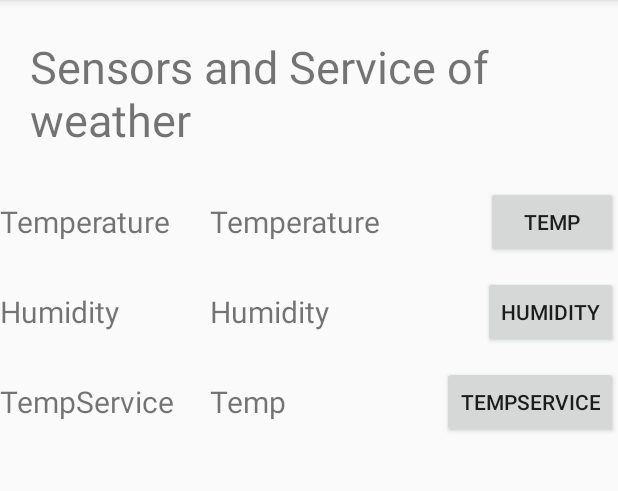
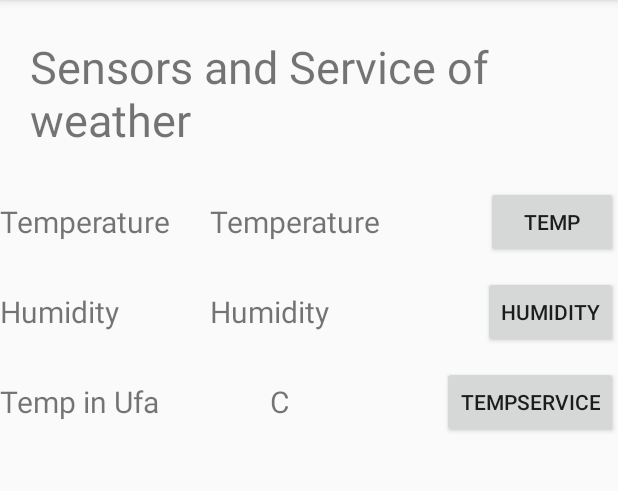
Before and after one commit to IldusHisamutdinov/Android_Adv, an Android app: the screen it shows after launch (MainActivity), on a phone screen of 412 x 824 dp, the part 84-575 px from its top. Run offline under Robolectric (Android 15) with nearby library versions, the phone set to English and light mode, and no system bars.

Commit message:
lesson3 Service показание температуры погоды

```diff
--- a/app/src/main/java/com/example/menu/MainActivity.java
+++ b/app/src/main/java/com/example/menu/MainActivity.java
@@ -9,6 +9,7 @@ import android.hardware.Sensor;
 import android.hardware.SensorEvent;
 import android.hardware.SensorEventListener;
 import android.hardware.SensorManager;
+import android.os.Build;
 import android.os.Bundle;
 import android.view.Menu;
 import android.view.MenuItem;
@@ -16,6 +17,7 @@ import android.view.View;
 import android.widget.TextView;
 import android.widget.Toast;
 
+import androidx.annotation.RequiresApi;
 import androidx.appcompat.app.ActionBarDrawerToggle;
 import androidx.appcompat.app.AppCompatActivity;
 import androidx.appcompat.widget.Toolbar;
@@ -35,7 +37,10 @@ public class MainActivity extends AppCompatActivity
     private TextView temp;
     private TextView hum;
     private TextView tempservice;
+ //   private TextView tempservice2;
 
+
+    @RequiresApi(api = Build.VERSION_CODES.N)
     @Override
     protected void onCreate(Bundle savedInstanceState) {
         super.onCreate(savedInstanceState);
@@ -44,12 +49,18 @@ public class MainActivity extends AppCompatActivity
         Toolbar toolbar = initToolbar();
         initDrawer(toolbar);
 
+
         sensorManager = (SensorManager) getSystemService(Context.SENSOR_SERVICE);
         sensorTemp = sensorManager.getDefaultSensor(Sensor.TYPE_AMBIENT_TEMPERATURE);
         sensorHumidity = sensorManager.getDefaultSensor(Sensor.TYPE_RELATIVE_HUMIDITY);
         temp = findViewById(R.id.temp);
         hum = findViewById(R.id.h);
-        tempservice = findViewById(R.id.tempService);
+
+
+//        new Thread(() -> {
+//            initHttp();
+//        }).start();
+
     }
 
     // Для регистрации Broadcast Receiver
@@ -66,6 +77,7 @@ public class MainActivity extends AppCompatActivity
 
     // Button onClick показание WeatherService
     public void onClickWeatherService(View v) {
+        tempservice = findViewById(R.id.tempService);
         WeatherService.startWeatherService(MainActivity.this);
     }
 
@@ -203,11 +215,24 @@ public class MainActivity extends AppCompatActivity
         sensorManager.unregisterListener(listenerSensorHum);
     }
 
+//    // Получатель широковещательного сообщения
+//    private BroadcastReceiver weatherFinishedReceiver = (context, intent) -> {
+//
+//        final long result = intent.getLongExtra(WeatherService.EXTRA_RESULT, 0);
+//
+//        tempservice.post(() -> {
+//
+//            tempservice.setText(Long.toString(result));
+//
+//        });
+//    };
+
     // Получатель широковещательного сообщения
     private BroadcastReceiver weatherFinishedReceiver = new BroadcastReceiver() {
         @Override
         public void onReceive(Context context, Intent intent) {
             final long result = intent.getLongExtra(WeatherService.EXTRA_RESULT, 0);
+            // Потокобезопасный вывод данных
             tempservice.post(new Runnable() {
                 @SuppressLint("SetTextI18n")
                 @Override
@@ -218,4 +243,5 @@ public class MainActivity extends AppCompatActivity
         }
     };
 
+
 }
--- a/app/src/main/res/layout/app_bar_main.xml
+++ b/app/src/main/res/layout/app_bar_main.xml
@@ -83,16 +83,23 @@
         android:layout_width="wrap_content"
         android:layout_height="wrap_content"
         android:layout_marginTop="310dp"
-        android:text="TempService"
+        android:text="Temp in Ufa"
         android:textSize="20sp" />
 
     <TextView
         android:id="@+id/tempService"
+        android:layout_width="30dp"
+        android:layout_height="30dp"
+        android:layout_marginLeft="140dp"
+        android:layout_marginTop="310dp"
+        android:textSize="20sp" />
+
+    <TextView
         android:layout_width="wrap_content"
         android:layout_height="wrap_content"
-        android:layout_marginLeft="140dp"
+        android:layout_marginLeft="180dp"
         android:layout_marginTop="310dp"
-        android:text="Temp"
+        android:text="C"
         android:textSize="20sp" />
 
     <Button
```
Also changed, not shown: app/src/main/java/com/example/menu/Main.java (added, +25 -0 lines), app/src/main/java/com/example/menu/ResponseWeather.java (added, +18 -0 lines), app/src/main/java/com/example/menu/WeatherService.java (+78 -1 lines).
